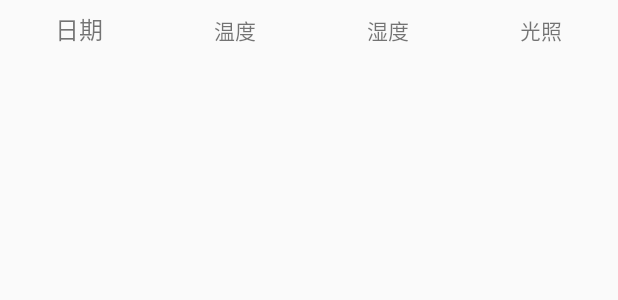
After one commit to ARainyNight/Wsdp, an Android app: the layout data_item.xml on its own in the app's theme, with its tools: preview values and no code run, on a phone screen of 412 x 824 dp. The commit adds this screen. Shown: the top 300 px of the screen. Run offline under Robolectric (Android 15) with nearby library versions, the phone set to English and light mode, and no system bars.

Commit message:
线性图空指针异常，替换成RecyclerView

```diff
--- a/app/src/main/java/com/example/wsdp2/utils/Utils.java
+++ b/app/src/main/java/com/example/wsdp2/utils/Utils.java
@@ -11,4 +11,7 @@ public class Utils {
 
     //崔哲的json数据
     public static String CUI_JSON="http://10.0.116.74:8080/sensor/json";
+
+    //DATA
+    public static String DATA_JSON ="http://localhost:8080/GreenHouse/listCategory";
 }
--- /dev/null
+++ b/app/src/main/res/layout/data_item.xml
@@ -0,0 +1,41 @@
+<?xml version="1.0" encoding="utf-8"?>
+<LinearLayout xmlns:android="http://schemas.android.com/apk/res/android"
+    android:layout_width="match_parent"
+    android:layout_height="wrap_content"
+    android:orientation="horizontal"
+    android:layout_marginTop="7dp">
+
+    <TextView
+        android:id="@+id/data_date"
+        android:layout_width="wrap_content"
+        android:layout_height="wrap_content"
+        android:layout_weight="1"
+        android:gravity="center"
+        android:text="日期"
+        android:textSize="16sp" />
+
+    <TextView
+        android:id="@+id/data_temp"
+        android:layout_width="wrap_content"
+        android:layout_height="wrap_content"
+        android:layout_weight="1"
+        android:gravity="center"
+        android:text="温度" />
+
+    <TextView
+        android:id="@+id/data_humi"
+        android:layout_width="wrap_content"
+        android:layout_height="wrap_content"
+        android:layout_weight="1"
+        android:gravity="center"
+        android:text="湿度" />
+
+    <TextView
+        android:id="@+id/data_lllumi"
+        android:layout_width="wrap_content"
+        android:layout_height="wrap_content"
+        android:layout_weight="1"
+        android:gravity="center"
+        android:text="光照" />
+
+</LinearLayout>
```
Also changed, not shown: app/build.gradle (+3 -6 lines), app/src/main/java/com/example/wsdp2/adapter/DataAdapter.java (added, +63 -0 lines), app/src/main/java/com/example/wsdp2/entity/Data.java (added, +56 -0 lines), app/src/main/java/com/example/wsdp2/fragment/DataFragment.java (+91 -49 lines), app/src/main/res/layout/fragment_data.xml (+37 -13 lines).
